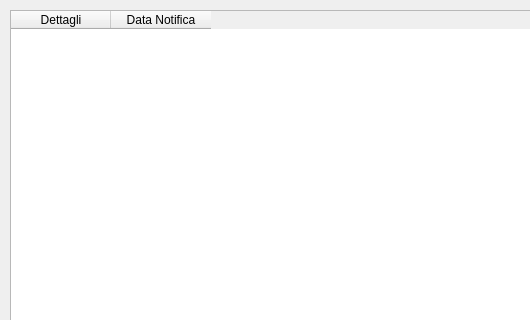
First picture: the form in Boundaries/GestionePagamenti/VisualizzaNotifiche.ui, repository Diego30090/IngSoft_Palestra, before the edit; both pictures show x 0 to 530 and y 0 to 320 of the 914 by 644 pixel window.
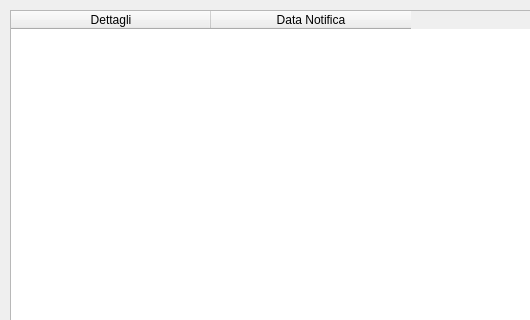
Second picture: the form after the edit.

Commit message: Lavoro per creazione parte notifiche

What changed in the file:
```diff
--- a/Boundaries/GestionePagamenti/VisualizzaNotifiche.ui
+++ b/Boundaries/GestionePagamenti/VisualizzaNotifiche.ui
@@ -52,6 +52,12 @@
    <attribute name="horizontalHeaderDefaultSectionSize">
     <number>100</number>
    </attribute>
+   <attribute name="horizontalHeaderMinimumSectionSize">
+    <number>200</number>
+   </attribute>
+   <attribute name="verticalHeaderMinimumSectionSize">
+    <number>33</number>
+   </attribute>
    <column>
     <property name="text">
      <string>Dettagli</string>
```
The commit also changes 4 other files.
